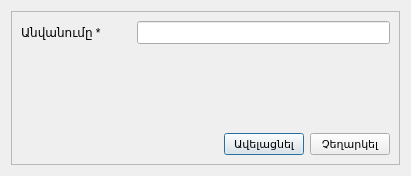
Qt form src/addproduct.ui (ADCompany/AD-Farm) before a commit.
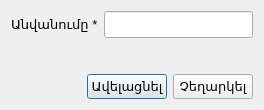
The same form after that commit. Icons and pictures are not drawn.

Diff of the .ui file:
```diff
--- a/src/addproduct.ui
+++ b/src/addproduct.ui
@@ -6,8 +6,8 @@
    <rect>
     <x>0</x>
     <y>0</y>
-    <width>411</width>
-    <height>176</height>
+    <width>264</width>
+    <height>110</height>
    </rect>
   </property>
   <property name="windowTitle">
@@ -15,46 +15,28 @@
   </property>
   <layout class="QGridLayout" name="gridLayout">
    <item row="0" column="0">
-    <widget class="QScrollArea" name="scrollArea">
-     <property name="widgetResizable">
-      <bool>true</bool>
-     </property>
-     <widget class="QWidget" name="scrollAreaWidgetContents">
-      <property name="geometry">
-       <rect>
-        <x>0</x>
-        <y>0</y>
-        <width>391</width>
-        <height>156</height>
-       </rect>
-      </property>
-      <layout class="QGridLayout" name="gridLayout_2">
-       <item row="0" column="0">
-        <layout class="QVBoxLayout" name="verticalLayout_4">
-         <item>
-          <layout class="QVBoxLayout" name="verticalLayout">
-           <item>
-            <layout class="QHBoxLayout" name="horizontalLayout_4">
-             <item>
               <layout class="QHBoxLayout" name="horizontalLayout">
                <item>
                 <widget class="QLabel" name="lblName">
+       <property name="font">
+        <font>
+         <pointsize>10</pointsize>
+        </font>
+       </property>
                  <property name="text">
-                  <string>Անվանումը *         </string>
+        <string>Անվանումը *</string>
                  </property>
                  <property name="wordWrap">
                   <bool>false</bool>
                  </property>
                 </widget>
                </item>
-              </layout>
-             </item>
              <item>
               <widget class="QLineEdit" name="editName">
                <property name="font">
                 <font>
                  <family>MS Shell Dlg 2</family>
-                 <pointsize>10</pointsize>
+         <pointsize>12</pointsize>
                  <weight>50</weight>
                  <bold>false</bold>
                 </font>
@@ -66,11 +48,7 @@
              </item>
             </layout>
            </item>
-          </layout>
-         </item>
-         <item>
-          <layout class="QVBoxLayout" name="verticalLayout_3">
-           <item>
+   <item row="1" column="0">
             <spacer name="verticalSpacer">
              <property name="orientation">
               <enum>Qt::Vertical</enum>
@@ -78,12 +56,12 @@
              <property name="sizeHint" stdset="0">
               <size>
                <width>20</width>
-               <height>40</height>
+       <height>71</height>
               </size>
              </property>
             </spacer>
            </item>
-           <item>
+   <item row="2" column="0">
             <layout class="QHBoxLayout" name="horizontalLayout_7">
              <item>
               <spacer name="horizontalSpacer_4">
@@ -108,7 +86,7 @@
                </property>
                <property name="font">
                 <font>
-                 <pointsize>8</pointsize>
+         <pointsize>10</pointsize>
                 </font>
                </property>
                <property name="text">
@@ -127,7 +105,7 @@
               <widget class="QPushButton" name="btnCancel">
                <property name="font">
                 <font>
-                 <pointsize>8</pointsize>
+         <pointsize>10</pointsize>
                 </font>
                </property>
                <property name="text">
@@ -136,17 +114,6 @@
               </widget>
              </item>
             </layout>
-           </item>
-           <item>
-            <layout class="QVBoxLayout" name="verticalLayout_2"/>
-           </item>
-          </layout>
-         </item>
-        </layout>
-       </item>
-      </layout>
-     </widget>
-    </widget>
    </item>
   </layout>
  </widget>
```
Lines whose indentation alone changed are shown as unchanged.
